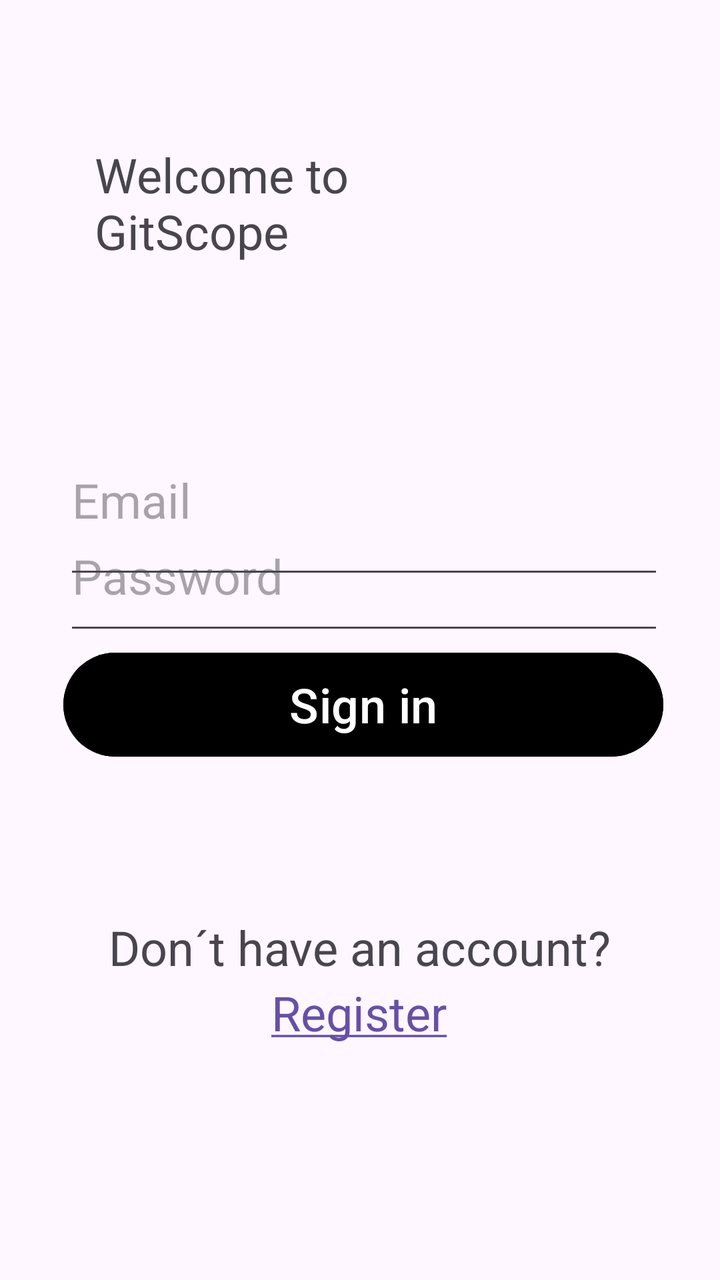
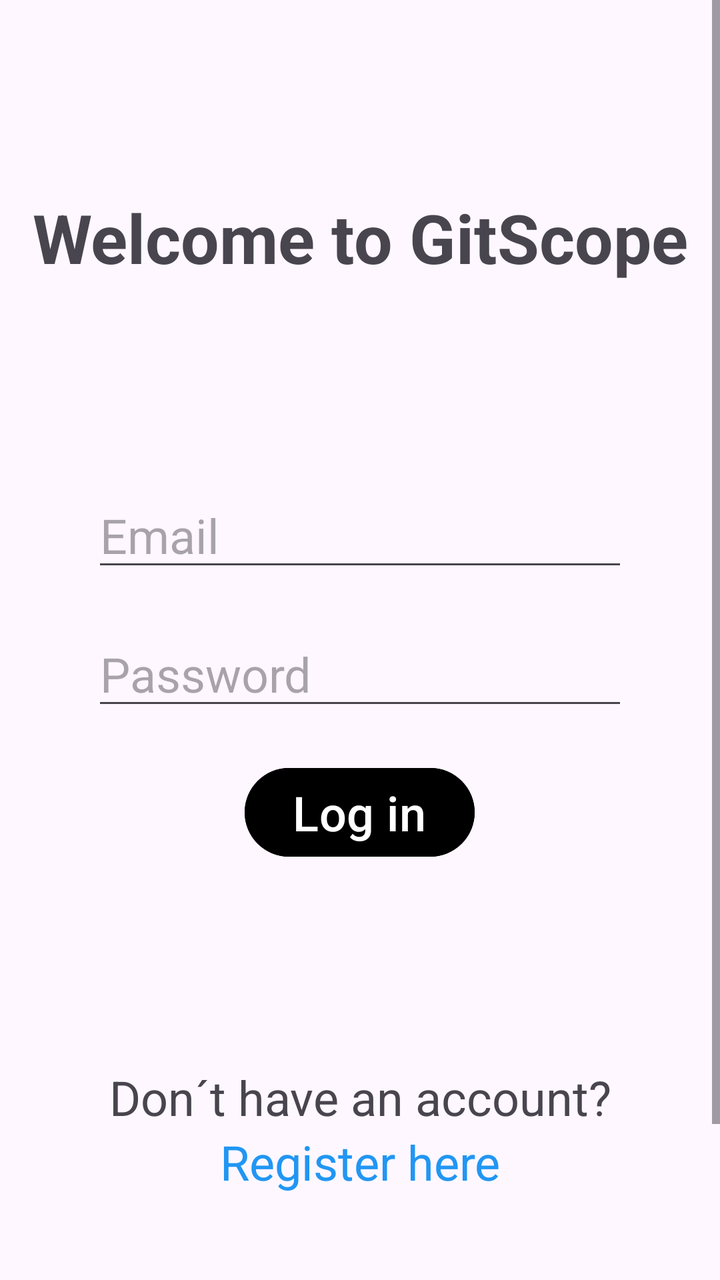

Compare the two renders of this Android layout. The source of the first and the diff that turns it into the second are given below.
<!-- AndroidManifest.xml: application theme Theme.GitScope -->
<!-- res/layout/activity_login.xml -->
<?xml version="1.0" encoding="utf-8"?>
<androidx.constraintlayout.widget.ConstraintLayout xmlns:android="http://schemas.android.com/apk/res/android"
    xmlns:app="http://schemas.android.com/apk/res-auto"
    xmlns:tools="http://schemas.android.com/tools"
    android:id="@+id/main"
    android:layout_width="match_parent"
    android:layout_height="match_parent"
    tools:context=".LoginActivity">


    <TextView
        android:id="@+id/titel2"
        android:layout_width="152dp"
        android:layout_height="94dp"
        android:text="Welcome to GitScope"
        android:textSize="24sp"
        app:layout_constraintBottom_toTopOf="@+id/mailInput"
        app:layout_constraintEnd_toEndOf="parent"
        app:layout_constraintHorizontal_bias="0.227"
        app:layout_constraintStart_toStartOf="parent"
        app:layout_constraintTop_toTopOf="parent"
        app:layout_constraintVertical_bias="0.654" />

    <EditText
        android:id="@+id/passwordInput"
        android:layout_width="300dp"
        android:layout_height="72dp"
        android:ems="10"
        android:inputType="textPassword"
        android:hint="@string/password"
        android:textSize="24sp"
        app:layout_constraintBottom_toBottomOf="parent"
        app:layout_constraintEnd_toEndOf="parent"
        app:layout_constraintHorizontal_bias="0.533"
        app:layout_constraintStart_toStartOf="parent"
        app:layout_constraintTop_toTopOf="parent"
        app:layout_constraintVertical_bias="0.441" />

    <Button
        android:id="@+id/button"
        android:layout_width="300dp"
        android:layout_height="60dp"
        android:backgroundTint="@color/black"
        android:text="Sign in"
        android:textColor="@color/white"
        android:textSize="24sp"
        app:layout_constraintBottom_toBottomOf="parent"
        app:layout_constraintEnd_toEndOf="parent"
        app:layout_constraintHorizontal_bias="0.53"
        app:layout_constraintStart_toStartOf="parent"
        app:layout_constraintTop_toTopOf="parent"
        app:layout_constraintVertical_bias="0.556" />

    <EditText
        android:id="@+id/mailInput"
        android:layout_width="300dp"
        android:layout_height="92dp"
        android:ems="10"
        android:inputType="textEmailAddress"
        android:hint="@string/email"
        android:textSize="24sp"
        app:layout_constraintBottom_toBottomOf="parent"
        app:layout_constraintEnd_toEndOf="parent"
        app:layout_constraintHorizontal_bias="0.533"
        app:layout_constraintStart_toStartOf="parent"
        app:layout_constraintTop_toTopOf="parent"
        app:layout_constraintVertical_bias="0.369" />


    <TextView
        android:id="@+id/textView"
        android:layout_width="wrap_content"
        android:layout_height="wrap_content"
        android:text="Don´t have an account?"
        android:textSize="24sp"
        app:layout_constraintBottom_toBottomOf="parent"
        app:layout_constraintEnd_toEndOf="parent"
        app:layout_constraintStart_toStartOf="parent"
        app:layout_constraintTop_toBottomOf="@+id/button"
        app:layout_constraintVertical_bias="0.333" />

    <TextView
        android:id="@+id/registerLink"
        android:layout_width="wrap_content"
        android:layout_height="wrap_content"
        android:layout_marginBottom="116dp"
        android:text="@string/hyperlink"
        android:textSize="24sp"
        app:layout_constraintBottom_toBottomOf="parent"
        app:layout_constraintEnd_toEndOf="parent"
        app:layout_constraintHorizontal_bias="0.498"
        app:layout_constraintStart_toStartOf="parent"
        app:layout_constraintTop_toBottomOf="@+id/textView"
        app:layout_constraintVertical_bias="0.135" />

</androidx.constraintlayout.widget.ConstraintLayout>
<!-- resources referenced by this layout -->
<resources>
  <color name="black">#FF000000</color>
  <color name="white">#FFFFFFFF</color>
  <string name="email">Email</string>
  <string name="hyperlink"><a href="https://gritacademy.se/">Register</a></string>
  <string name="password">Password</string>
  <style name="Theme.GitScope" parent="Base.Theme.GitScope" />
  <style name="Base.Theme.GitScope" parent="Theme.Material3.DayNight.NoActionBar">
          
          
      </style>
</resources>

<!-- the commit's change to res/layout/activity_login.xml (unified diff, before → after) -->
@@ -1,96 +1,118 @@
 <?xml version="1.0" encoding="utf-8"?>
-<androidx.constraintlayout.widget.ConstraintLayout xmlns:android="http://schemas.android.com/apk/res/android"
-    xmlns:app="http://schemas.android.com/apk/res-auto"
-    xmlns:tools="http://schemas.android.com/tools"
-    android:id="@+id/main"
+<ScrollView xmlns:android="http://schemas.android.com/apk/res/android"
     android:layout_width="match_parent"
     android:layout_height="match_parent"
-    tools:context=".LoginActivity">
+    android:id="@+id/main"
+    xmlns:app="http://schemas.android.com/apk/res-auto"
+    android:fillViewport="true">
+
+    <LinearLayout
+        android:layout_width="match_parent"
+        android:layout_height="wrap_content"
+        android:orientation="vertical"
+        android:padding="16dp"
+        android:paddingTop="100dp">
+
+        <TextView
+            android:id="@+id/titel2"
+            android:layout_width="match_parent"
+            android:layout_height="wrap_content"
+            android:layout_marginTop="80dp"
+            android:layout_marginBottom="100dp"
+            android:gravity="center"
+            android:text="Welcome to GitScope"
+            android:textSize="34sp"
+            android:textStyle="bold"
+            app:layout_constraintBottom_toTopOf="@+id/mailInput"
+            app:layout_constraintEnd_toEndOf="parent"
+            app:layout_constraintHorizontal_bias="0.227"
+            app:layout_constraintStart_toStartOf="parent"
+            app:layout_constraintTop_toTopOf="parent"
+            app:layout_constraintVertical_bias="0.654" />
+
+        <EditText
+            android:id="@+id/mailInput"
+            android:layout_width="match_parent"
+            android:layout_height="wrap_content"
+            android:layout_marginLeft="30dp"
+            android:layout_marginRight="30dp"
+            android:ems="10"
+            android:hint="Email"
+            android:inputType="textEmailAddress"
+            android:textSize="24sp"
+            app:layout_constraintBottom_toBottomOf="parent"
+            app:layout_constraintEnd_toEndOf="parent"
+            app:layout_constraintHorizontal_bias="0.533"
+            app:layout_constraintStart_toStartOf="parent"
+            app:layout_constraintTop_toTopOf="parent"
+            app:layout_constraintVertical_bias="0.369" />
+
+        <EditText
+            android:id="@+id/passwordInput"
+            android:layout_width="match_parent"
+            android:layout_height="wrap_content"
+            android:layout_marginLeft="30dp"
+            android:layout_marginTop="20dp"
+            android:layout_marginRight="30dp"
+            android:ems="10"
+            android:hint="Password"
+            android:inputType="textPassword"
+            android:textSize="24sp"
+            app:layout_constraintBottom_toBottomOf="parent"
+            app:layout_constraintEnd_toEndOf="parent"
+            app:layout_constraintHorizontal_bias="0.533"
+            app:layout_constraintStart_toStartOf="parent"
+            app:layout_constraintTop_toTopOf="parent"
+            app:layout_constraintVertical_bias="0.441" />
+
+        <Button
+            android:id="@+id/button"
+            android:layout_width="wrap_content"
+            android:layout_height="wrap_content"
+            android:layout_gravity="center"
+            android:layout_marginTop="20dp"
+            android:backgroundTint="@color/black"
+            android:text="Log in"
+            android:textColor="@color/white"
+            android:textSize="24sp"
+            app:layout_constraintBottom_toBottomOf="parent"
+            app:layout_constraintEnd_toEndOf="parent"
+            app:layout_constraintHorizontal_bias="0.53"
+            app:layout_constraintStart_toStartOf="parent"
+            app:layout_constraintTop_toTopOf="parent"
+            app:layout_constraintVertical_bias="0.556" />
 
 
-    <TextView
-        android:id="@+id/titel2"
-        android:layout_width="152dp"
-        android:layout_height="94dp"
-        android:text="Welcome to GitScope"
-        android:textSize="24sp"
-        app:layout_constraintBottom_toTopOf="@+id/mailInput"
-        app:layout_constraintEnd_toEndOf="parent"
-        app:layout_constraintHorizontal_bias="0.227"
-        app:layout_constraintStart_toStartOf="parent"
-        app:layout_constraintTop_toTopOf="parent"
-        app:layout_constraintVertical_bias="0.654" />
+        <TextView
+            android:id="@+id/textView"
+            android:layout_width="match_parent"
+            android:layout_height="wrap_content"
+            android:layout_marginTop="100dp"
+            android:gravity="center"
+            android:text="Don´t have an account?"
+            android:textSize="24sp"
+            app:layout_constraintBottom_toBottomOf="parent"
+            app:layout_constraintEnd_toEndOf="parent"
+            app:layout_constraintStart_toStartOf="parent"
+            app:layout_constraintTop_toBottomOf="@+id/button"
+            app:layout_constraintVertical_bias="0.333" />
 
-    <EditText
-        android:id="@+id/passwordInput"
-        android:layout_width="300dp"
-        android:layout_height="72dp"
-        android:ems="10"
-        android:inputType="textPassword"
-        android:hint="@string/password"
-        android:textSize="24sp"
-        app:layout_constraintBottom_toBottomOf="parent"
-        app:layout_constraintEnd_toEndOf="parent"
-        app:layout_constraintHorizontal_bias="0.533"
-        app:layout_constraintStart_toStartOf="parent"
-        app:layout_constraintTop_toTopOf="parent"
-        app:layout_constraintVertical_bias="0.441" />
-
-    <Button
-        android:id="@+id/button"
-        android:layout_width="300dp"
-        android:layout_height="60dp"
-        android:backgroundTint="@color/black"
-        android:text="Sign in"
-        android:textColor="@color/white"
-        android:textSize="24sp"
-        app:layout_constraintBottom_toBottomOf="parent"
-        app:layout_constraintEnd_toEndOf="parent"
-        app:layout_constraintHorizontal_bias="0.53"
-        app:layout_constraintStart_toStartOf="parent"
-        app:layout_constraintTop_toTopOf="parent"
-        app:layout_constraintVertical_bias="0.556" />
-
-    <EditText
-        android:id="@+id/mailInput"
-        android:layout_width="300dp"
-        android:layout_height="92dp"
-        android:ems="10"
-        android:inputType="textEmailAddress"
-        android:hint="@string/email"
-        android:textSize="24sp"
-        app:layout_constraintBottom_toBottomOf="parent"
-        app:layout_constraintEnd_toEndOf="parent"
-        app:layout_constraintHorizontal_bias="0.533"
-        app:layout_constraintStart_toStartOf="parent"
-        app:layout_constraintTop_toTopOf="parent"
-        app:layout_constraintVertical_bias="0.369" />
-
-
-    <TextView
-        android:id="@+id/textView"
-        android:layout_width="wrap_content"
-        android:layout_height="wrap_content"
-        android:text="Don´t have an account?"
-        android:textSize="24sp"
-        app:layout_constraintBottom_toBottomOf="parent"
-        app:layout_constraintEnd_toEndOf="parent"
-        app:layout_constraintStart_toStartOf="parent"
-        app:layout_constraintTop_toBottomOf="@+id/button"
-        app:layout_constraintVertical_bias="0.333" />
-
-    <TextView
-        android:id="@+id/registerLink"
-        android:layout_width="wrap_content"
-        android:layout_height="wrap_content"
-        android:layout_marginBottom="116dp"
-        android:text="@string/hyperlink"
-        android:textSize="24sp"
-        app:layout_constraintBottom_toBottomOf="parent"
-        app:layout_constraintEnd_toEndOf="parent"
-        app:layout_constraintHorizontal_bias="0.498"
-        app:layout_constraintStart_toStartOf="parent"
-        app:layout_constraintTop_toBottomOf="@+id/textView"
-        app:layout_constraintVertical_bias="0.135" />
-
-</androidx.constraintlayout.widget.ConstraintLayout>
+        <TextView
+            android:id="@+id/registerLink"
+            android:layout_width="match_parent"
+            android:layout_height="wrap_content"
+            android:layout_marginBottom="116dp"
+            android:gravity="center"
+            android:text="@string/registerLink"
+            android:textColor="#2196F3"
+            android:textSize="24sp"
+            android:clickable="true"
+            android:focusable="true"
+            android:fontFamily="sans"
+            app:layout_constraintBottom_toBottomOf="parent"
+            app:layout_constraintEnd_toEndOf="parent"
+            app:layout_constraintStart_toStartOf="parent"
+            app:layout_constraintTop_toBottomOf="@+id/textView"
+            app:layout_constraintVertical_bias="0.135" />
+    </LinearLayout>
+</ScrollView>
<!-- resource entries referenced after the edit -->
@@ -2,9 +2,7 @@
 <resources>
   <color name="black">#FF000000</color>
   <color name="white">#FFFFFFFF</color>
-  <string name="email">Email</string>
-  <string name="hyperlink"><a href="https://gritacademy.se/">Register</a></string>
-  <string name="password">Password</string>
+  <string name="registerLink">Register here</string>
   <style name="Theme.GitScope" parent="Base.Theme.GitScope" />
   <style name="Base.Theme.GitScope" parent="Theme.Material3.DayNight.NoActionBar">
           
